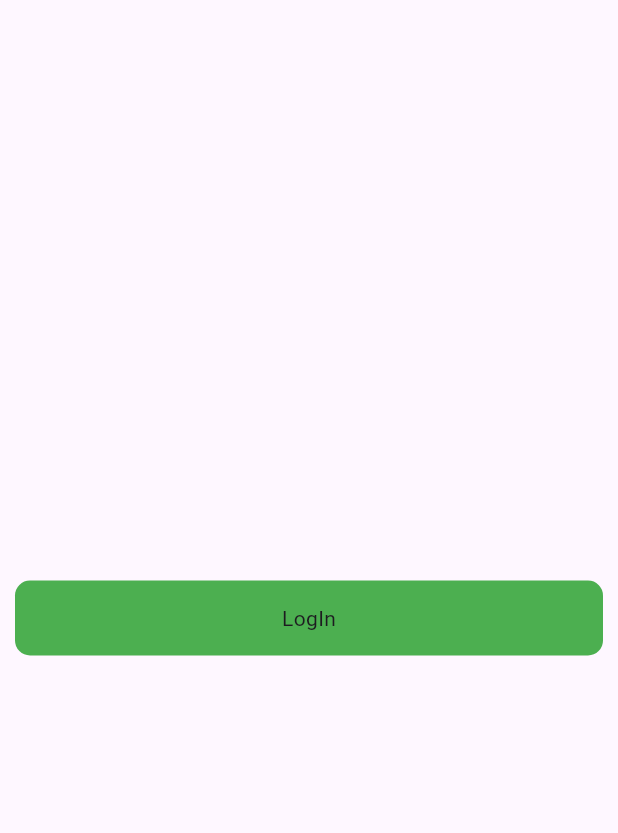
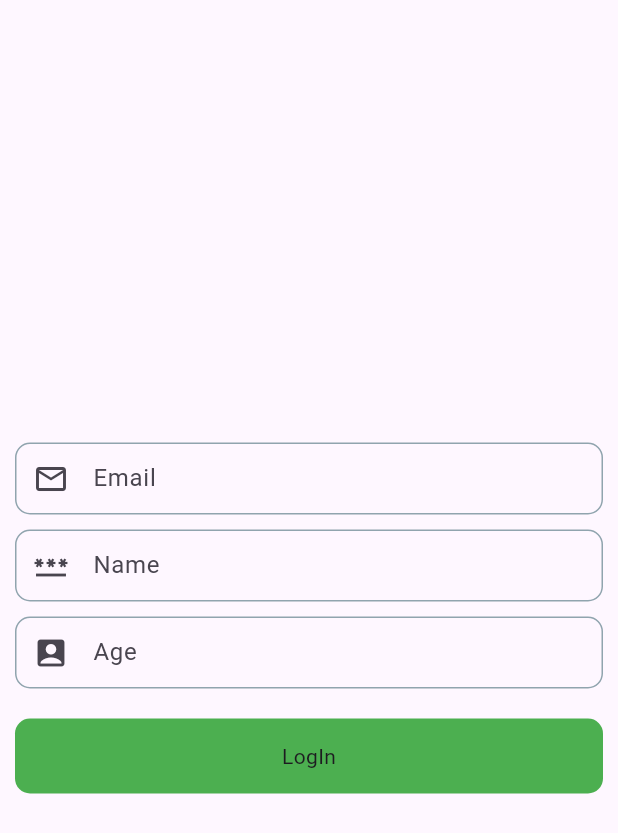
Before and after one commit to Ali-Shan11223/Shared_preferences_flutter, a Flutter app: the screen it shows after launch, after a tap on "LogIn", on a phone screen of 412 x 824 dp. Shown: the top 833 px of the screen. Run offline on Flutter 3.47's test engine with Material 2 defaults, Android fonts, the phone set to English and light mode, and no system bars; our stand-ins replace shared_preferences.

Commit message:
third commit

```diff
--- a/lib/login_screen.dart
+++ b/lib/login_screen.dart
@@ -9,24 +9,79 @@ class LogInScreen extends StatefulWidget {
 }
 
 class _LogInScreenState extends State<LogInScreen> {
+  TextEditingController emailController = TextEditingController();
+  TextEditingController passController = TextEditingController();
+  TextEditingController ageController = TextEditingController();
+
   @override
   Widget build(BuildContext context) {
     return Scaffold(
       body: SafeArea(
-          child: Column(
-        mainAxisAlignment: MainAxisAlignment.center,
-        children: [
-          Padding(
-            padding: const EdgeInsets.all(10),
-            child: InkWell(
+          child: Padding(
+        padding: const EdgeInsets.symmetric(horizontal: 10),
+        child: Column(
+          mainAxisAlignment: MainAxisAlignment.center,
+          children: [
+            TextFormField(
+              controller: emailController,
+              keyboardType: TextInputType.emailAddress,
+              decoration: InputDecoration(
+                  contentPadding: EdgeInsets.zero,
+                  hintText: 'Email',
+                  prefixIcon: const Icon(Icons.email_outlined),
+                  enabledBorder: OutlineInputBorder(
+                      borderSide: BorderSide(color: Colors.blueGrey.shade300),
+                      borderRadius: BorderRadius.circular(10)),
+                  focusedBorder: OutlineInputBorder(
+                      borderSide: BorderSide(color: Colors.blueGrey.shade300),
+                      borderRadius: BorderRadius.circular(10))),
+            ),
+            const SizedBox(
+              height: 10,
+            ),
+            TextFormField(
+              controller: passController,
+              keyboardType: TextInputType.name,
+              decoration: InputDecoration(
+                  contentPadding: EdgeInsets.zero,
+                  hintText: 'Name',
+                  prefixIcon: const Icon(Icons.password_outlined),
+                  enabledBorder: OutlineInputBorder(
+                      borderSide: BorderSide(color: Colors.blueGrey.shade300),
+                      borderRadius: BorderRadius.circular(10)),
+                  focusedBorder: OutlineInputBorder(
+                      borderSide: BorderSide(color: Colors.blueGrey.shade300),
+                      borderRadius: BorderRadius.circular(10))),
+            ),
+            const SizedBox(
+              height: 10,
+            ),
+            TextFormField(
+              controller: ageController,
+              keyboardType: TextInputType.number,
+              decoration: InputDecoration(
+                  contentPadding: EdgeInsets.zero,
+                  hintText: 'Age',
+                  prefixIcon: const Icon(Icons.account_box),
+                  enabledBorder: OutlineInputBorder(
+                      borderSide: BorderSide(color: Colors.blueGrey.shade300),
+                      borderRadius: BorderRadius.circular(10)),
+                  focusedBorder: OutlineInputBorder(
+                      borderSide: BorderSide(color: Colors.blueGrey.shade300),
+                      borderRadius: BorderRadius.circular(10))),
+            ),
+            const SizedBox(
+              height: 20,
+            ),
+            InkWell(
               onTap: () async {
-                SharedPreferences sp = await SharedPreferences.getInstance();
-                sp.setString('Email', 'jonah2114@gmail.com');
-                sp.setString('Name', 'Ali Shan');
-                sp.setInt('Age', 25);
-                print(sp.getString('Email'));
-                print(sp.getString('Name'));
-                print(sp.getInt('Age').toString());
+                // SharedPreferences sp = await SharedPreferences.getInstance();
+                // sp.setString('Email', 'jonah2114@gmail.com');
+                // sp.setString('Name', 'Ali Shan');
+                // sp.setInt('Age', 25);
+                // print(sp.getString('Email'));
+                // print(sp.getString('Name'));
+                // print(sp.getInt('Age').toString());
               },
               child: Container(
                 height: 50,
@@ -35,9 +90,9 @@ class _LogInScreenState extends State<LogInScreen> {
                     borderRadius: BorderRadius.circular(10)),
                 child: const Center(child: Text('LogIn')),
               ),
-            ),
-          )
-        ],
+            )
+          ],
+        ),
       )),
     );
   }
```
